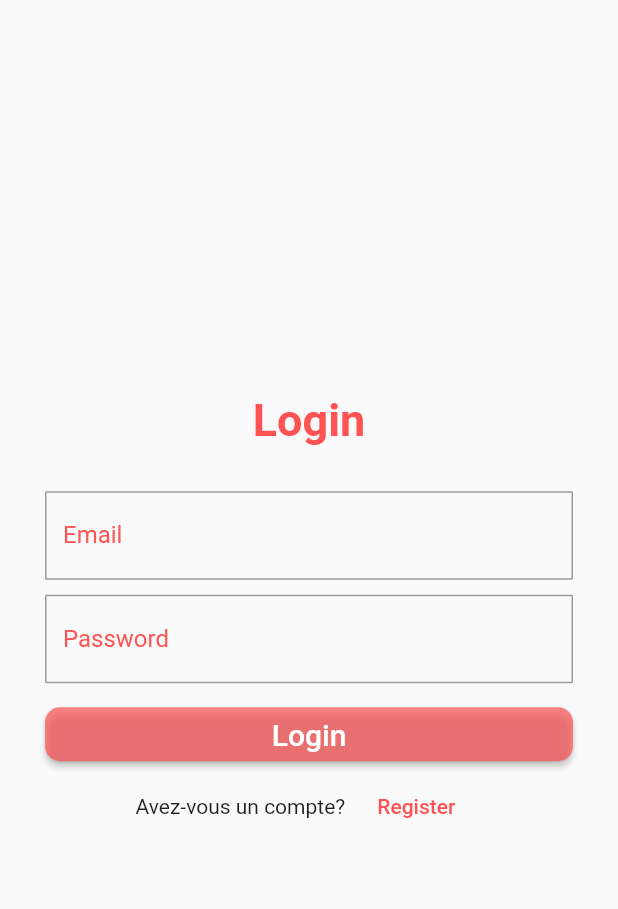
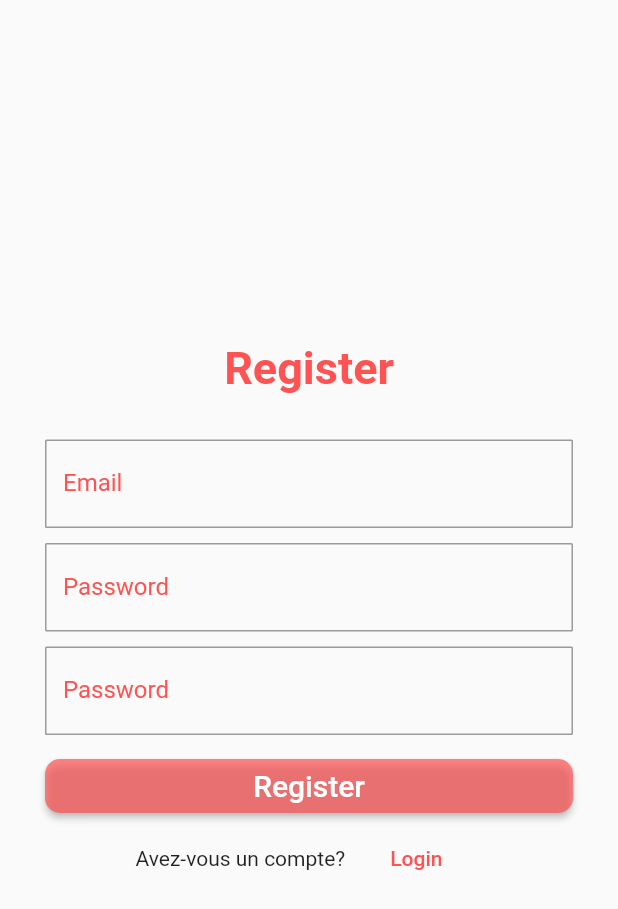
Before and after one commit to elhadjyoussouf/AuthFlutter, a Flutter app: the screen it shows after launch, on a phone screen of 412 x 824 dp. Shown: the top 909 px of the screen. Run offline on Flutter 3.47's test engine with Material 2 defaults, Android fonts, the phone set to English and light mode, and no system bars; statements that could not run were skipped.

Commit message:
Add register code with the interface

```diff
--- a/lib/screen/authentification/login.dart
+++ b/lib/screen/authentification/login.dart
@@ -2,6 +2,8 @@ import 'package:article/widgets/customTextField.dart';
 import 'package:flutter/material.dart';
 
 class Login extends StatefulWidget {
+  final Function visible;
+  Login(this.visible);
   @override
   _LoginState createState() => _LoginState();
 }
--- a/lib/screen/authentification/register.dart
+++ b/lib/screen/authentification/register.dart
@@ -0,0 +1,94 @@
+import 'package:article/widgets/customTextField.dart';
+import 'package:flutter/material.dart';
+
+class Register extends StatefulWidget {
+  final Function visible;
+  Register(this.visible); //Parameter bool for register onclick
+  @override
+  _RegisterState createState() => _RegisterState();
+}
+
+class _RegisterState extends State<Register> {
+  CustomTextField emailText = new CustomTextField(
+    title: "Email",
+    placeholder: "Enter email",
+  );
+  CustomTextField passText = new CustomTextField(
+      title: "Password", placeholder: "***********", ispass: true);
+  CustomTextField confirmPassText = new CustomTextField(
+      title: "Password", placeholder: "***********", ispass: true);
+  // ignore: unused_field
+  final _key = GlobalKey<FormState>();
+  @override
+  Widget build(BuildContext context) {
+    emailText.err = "Enter email";
+    passText.err = "Enter password";
+    return Scaffold(
+      body: Center(
+        child: SingleChildScrollView(
+          child: Container(
+              padding: EdgeInsets.all(30),
+              child: Form(
+                key: _key,
+                child: Column(
+                  crossAxisAlignment: CrossAxisAlignment.stretch,
+                  children: [
+                    Text(
+                      "Register",
+                      textAlign: TextAlign.center,
+                      style: TextStyle(
+                          fontSize: 30,
+                          fontWeight: FontWeight.bold,
+                          color: Colors.redAccent),
+                    ),
+                    SizedBox(
+                      height: 30,
+                    ),
+                    emailText.textfrofield(),
+                    SizedBox(
+                      height: 10,
+                    ),
+                    passText.textfrofield(),
+                    SizedBox(
+                      height: 10,
+                    ),
+                    confirmPassText.textfrofield(),
+                    SizedBox(
+                      height: 10,
+                    ),
+                    // ignore: deprecated_member_use
+                    RaisedButton(
+                        onPressed: () {
+                          if (_key.currentState!.validate()) {
+                            print(emailText);
+                            print('ok');
+                          }
+                        },
+                        shape: RoundedRectangleBorder(
+                            borderRadius: BorderRadius.circular(10)),
+                        child: Text(
+                          "Register",
+                          style: TextStyle(color: Colors.white, fontSize: 20),
+                        ),
+                        color: Colors.redAccent.withOpacity(.7)),
+                    Row(
+                      mainAxisAlignment: MainAxisAlignment.center,
+                      children: [
+                        Text('Avez-vous un compte? '),
+                        // ignore: deprecated_member_use
+                        FlatButton(
+                            onPressed:  onPressed: () {},
+                            child: Text(
+                              "Login",
+                              style: TextStyle(color: Colors.redAccent),
+                            ))
+                      ],
+                    ),
+                  ],
+                ),
+              )),
+        ),
+      ),
+    );
+  }
+}
--- a/lib/screen/homePage.dart
+++ b/lib/screen/homePage.dart
@@ -1,4 +1,11 @@
+/*
+Author : El Hadj Youssouf
+Company : YESWECANGE
+Licence : MIT
+Reference : KOFFI HERMANN
+*/
 import 'package:article/screen/authentification/login.dart';
+import 'package:article/screen/authentification/register.dart';
 import 'package:flutter/material.dart';
 
 class HomePage extends StatefulWidget {
@@ -9,8 +16,15 @@ class HomePage extends StatefulWidget {
 
 // ignore: unused_element
 class _HomePageState extends State<HomePage> {
+  bool visible = false;
+  toggle() {
+    setState(() {
+      visible = !visible;
+    });
+  }
+
   @override
   Widget build(BuildContext context) {
-    return Login();
+    return visible ? Login(toggle) : Register(toggle);
   }
 }
```
